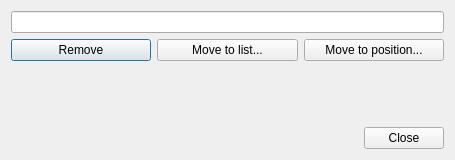
This is notedialog.ui in Tunous/KanaNotes as Qt 5 draws it before an edit. The edited form follows.
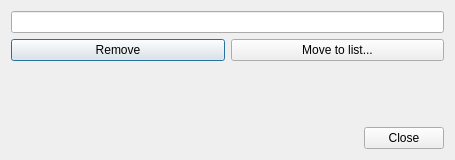
This is the edited form.

Commit message: Do not allow editing list names in selection dialog

What changed in the file:
```diff
--- a/notedialog.ui
+++ b/notedialog.ui
@@ -39,13 +39,6 @@
        </property>
       </widget>
      </item>
-     <item>
-      <widget class="QPushButton" name="moveToPositionButton">
-       <property name="text">
-        <string>Move to position...</string>
-       </property>
-      </widget>
-     </item>
     </layout>
    </item>
    <item alignment="Qt::AlignBottom">
```
The commit also changes 1 other file.
